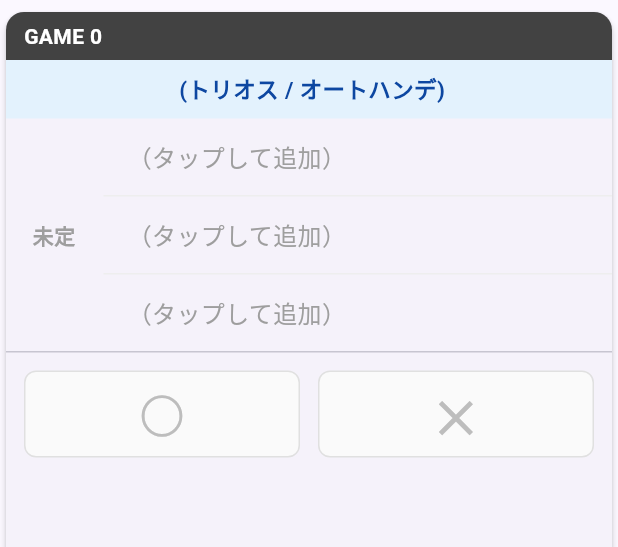
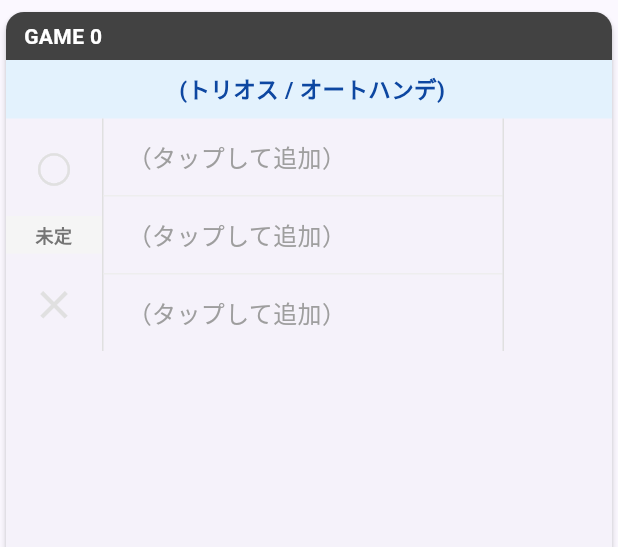
Before and after one commit to locotribe/hgl-order-sheet, a Flutter app: the _GameRow widget shown alone on an empty page, opened directly with sample values from the repository, on a phone screen of 412 x 824 dp. Shown: the top 547 px of the screen. Run offline on Flutter 3.47's test engine with Material 3 defaults, Android fonts, the phone set to English and light mode, and no system bars; our stand-ins replace cloud_firestore, firebase_core; missing offline and left inert: dart:js_interop; accounts and stored records are empty; generated files the repository leaves out were written again.

Commit message:
feat: 出欠変更の安全な制御とリザルトシートのUI省スペース化 (v.1.5.3)
- 【誤操作防止】オーダー生成後は、一般ユーザーがマイページから自身を不参加へ変更できないようブロックする機能を追加
- 【自動連動】管理者画面でメンバーを不参加に変更した際、まだ勝敗が決まっていない（未決着）ゲームの枠からのみ対象者を自動で空（未定）にする処理を追加
- 【UI改善】リザルトシートのゲーム表示において、勝敗入力ボタン（◯/✕）と先攻・後攻ラベルを左側に縦積み配置し、右側に大きく結果を表示するレイアウトへ刷新。画面の無駄な縦伸びを防ぎ、直感的な操作を実現

```diff
--- a/lib/screens/result_sheet_screen.dart
+++ b/lib/screens/result_sheet_screen.dart
@@ -1,4 +1,4 @@
-// [修正] リザルトシートの出場回数サマリーからアイコンを削除 (v.1.5.3)
+// [修正] リザルトシートの勝敗入力UIを左右配置に変更し省スペース化 (v.1.5.4)
 import 'package:flutter/material.dart';
 import 'package:provider/provider.dart';
 
@@ -249,7 +249,7 @@ class _ResultSheetScreenState extends State<ResultSheetScreen> {
                                   textAlign: TextAlign.center,
                                 ),
                               ),
-                              // 参加者の出場回数一覧サマリーカード（アイコン削除）
+                              // 参加者の出場回数一覧サマリーカード
                               if (roster.isNotEmpty)
                                 Card(
                                   margin: const EdgeInsets.all(8),
@@ -485,32 +485,62 @@ class _GameRow extends StatelessWidget {
               ),
             ),
           ),
-          // 3. Body (First Throw + Players)
-          Row(
+          // 3. Body (Left: Buttons+Throw, Center: Players, Right: Result Display)
+          IntrinsicHeight(
+            child: Container(
+              // シングルスでもボタンが押しやすい高さを確保
+              constraints: const BoxConstraints(minHeight: 88),
+              child: Row(
+                crossAxisAlignment: CrossAxisAlignment.stretch,
                 children: [
-              // Left: 先攻 / 後攻
+                  // 左側: 勝敗入力ボタンと先攻後攻表示
                   SizedBox(
                     width: 64,
-                child: Center(
+                    child: Column(
+                      crossAxisAlignment: CrossAxisAlignment.stretch,
+                      children: [
+                        Expanded(
+                          child: _SideResultButton(
+                            label: '◯',
+                            color: Colors.green,
+                            selected: game.result == GameResult.win,
+                            onTap: () => onTapResult(GameResult.win),
+                          ),
+                        ),
+                        Container(
+                          color: Colors.grey.shade100,
+                          padding: const EdgeInsets.symmetric(vertical: 4),
                           child: Text(
                             _firstThrowLabel,
+                            textAlign: TextAlign.center,
                             style: TextStyle(
-                      fontSize: 14,
+                              fontSize: 12,
                               fontWeight: FontWeight.bold,
                               color: game.firstThrow == FirstThrow.undecided
-                          ? Colors.grey
+                                  ? Colors.grey.shade600
                                   : (game.firstThrow == FirstThrow.first
                                   ? Colors.red.shade700
                                   : Colors.blue.shade700),
                             ),
                           ),
                         ),
+                        Expanded(
+                          child: _SideResultButton(
+                            label: '✕',
+                            color: Colors.red,
+                            selected: game.result == GameResult.loss,
+                            onTap: () => onTapResult(GameResult.loss),
                           ),
-              // Divider
+                        ),
+                      ],
+                    ),
+                  ),
+                  // 左側の区切り線
                   Container(width: 1, color: Colors.grey.shade300),
-              // Center: プレイヤーリスト
+                  // 中央: プレイヤーリスト
                   Expanded(
                     child: Column(
+                      mainAxisAlignment: MainAxisAlignment.center,
                       children: List.generate(slotCount, (i) {
                         final id =
                         game.assigned.length > i ? game.assigned[i] : null;
@@ -528,8 +558,8 @@ class _GameRow extends StatelessWidget {
                             decoration: BoxDecoration(
                               border: i < slotCount - 1
                                   ? Border(
-                              bottom:
-                              BorderSide(color: Colors.grey.shade200))
+                                  bottom: BorderSide(
+                                      color: Colors.grey.shade200))
                                   : null,
                               color: isGuest
                                   ? Colors.amber.withValues(alpha: 0.1)
@@ -539,7 +569,9 @@ class _GameRow extends StatelessWidget {
                               isGuest ? '$name (ゲスト)' : name,
                               style: TextStyle(
                                 fontSize: 16,
-                            color: id == null || id.isEmpty ? Colors.grey : Colors.black87,
+                                color: id == null || id.isEmpty
+                                    ? Colors.grey
+                                    : Colors.black87,
                               ),
                             ),
                           ),
@@ -547,32 +579,35 @@ class _GameRow extends StatelessWidget {
                       }),
                     ),
                   ),
-            ],
-          ),
-          const Divider(height: 1, thickness: 1),
-          // 4. Bottom: Win/Loss Buttons
-          Padding(
-            padding: const EdgeInsets.all(12),
-            child: Row(
-              children: [
-                Expanded(
-                  child: _ResultPanelButton(
-                    label: '◯',
-                    color: Colors.green,
-                    selected: game.result == GameResult.win,
-                    onTap: () => onTapResult(GameResult.win),
+                  // 右側の区切り線
+                  Container(width: 1, color: Colors.grey.shade300),
+                  // 右側: 勝敗の大きな表示
+                  SizedBox(
+                    width: 72,
+                    child: Container(
+                      color: game.result == GameResult.win
+                          ? Colors.green.withValues(alpha: 0.05)
+                          : (game.result == GameResult.loss
+                          ? Colors.red.withValues(alpha: 0.05)
+                          : Colors.transparent),
+                      child: Center(
+                        child: Text(
+                          game.result == GameResult.win
+                              ? '◯'
+                              : (game.result == GameResult.loss ? '✕' : ''),
+                          style: TextStyle(
+                            fontSize: 36,
+                            fontWeight: FontWeight.bold,
+                            color: game.result == GameResult.win
+                                ? Colors.green
+                                : Colors.red,
                           ),
                         ),
-                const SizedBox(width: 12),
-                Expanded(
-                  child: _ResultPanelButton(
-                    label: '✕',
-                    color: Colors.red,
-                    selected: game.result == GameResult.loss,
-                    onTap: () => onTapResult(GameResult.loss),
+                      ),
                     ),
                   ),
                 ],
+              ),
             ),
           ),
         ],
@@ -581,8 +616,8 @@ class _GameRow extends StatelessWidget {
   }
 }
 
-class _ResultPanelButton extends StatelessWidget {
-  const _ResultPanelButton({
+class _SideResultButton extends StatelessWidget {
+  const _SideResultButton({
     required this.label,
     required this.color,
     required this.selected,
@@ -596,26 +631,18 @@ class _ResultPanelButton extends StatelessWidget {
 
   @override
   Widget build(BuildContext context) {
-    return InkWell(
+    return Material(
+      color: selected ? color.withValues(alpha: 0.15) : Colors.transparent,
+      child: InkWell(
         onTap: onTap,
-      borderRadius: BorderRadius.circular(8),
-      child: Container(
-        padding: const EdgeInsets.symmetric(vertical: 8),
-        alignment: Alignment.center,
-        decoration: BoxDecoration(
-          borderRadius: BorderRadius.circular(8),
-          color: selected ? color.withValues(alpha: 0.15) : Colors.grey.shade50,
-          border: Border.all(
-            color: selected ? color : Colors.grey.shade300,
-            width: selected ? 2 : 1,
-          ),
-        ),
+        child: Center(
           child: Text(
             label,
             style: TextStyle(
-            fontSize: 28,
+              fontSize: 22,
               fontWeight: FontWeight.bold,
-            color: selected ? color : Colors.grey.shade400,
+              color: selected ? color : Colors.grey.shade300,
+            ),
           ),
         ),
       ),
--- a/pubspec.yaml
+++ b/pubspec.yaml
@@ -2,7 +2,7 @@
 name: hgl_order_sheet
 description: "HGLオーダーシート — LOCO TRIBE用ダーツリーグ・オーダーシート管理アプリ（LIFF + Flutter Web + Firebase）"
 publish_to: 'none'
-version: 1.5.2+14
+version: 1.5.3+15
 
 environment:
   sdk: ^3.12.2
```
Also changed, not shown: lib/screens/admin_screen.dart (+19 -4 lines), lib/screens/mypage_screen.dart (+16 -1 lines), lib/services/repositories/game_repository.dart (+29 -0 lines). Lines whose indentation alone changed are shown as unchanged.
